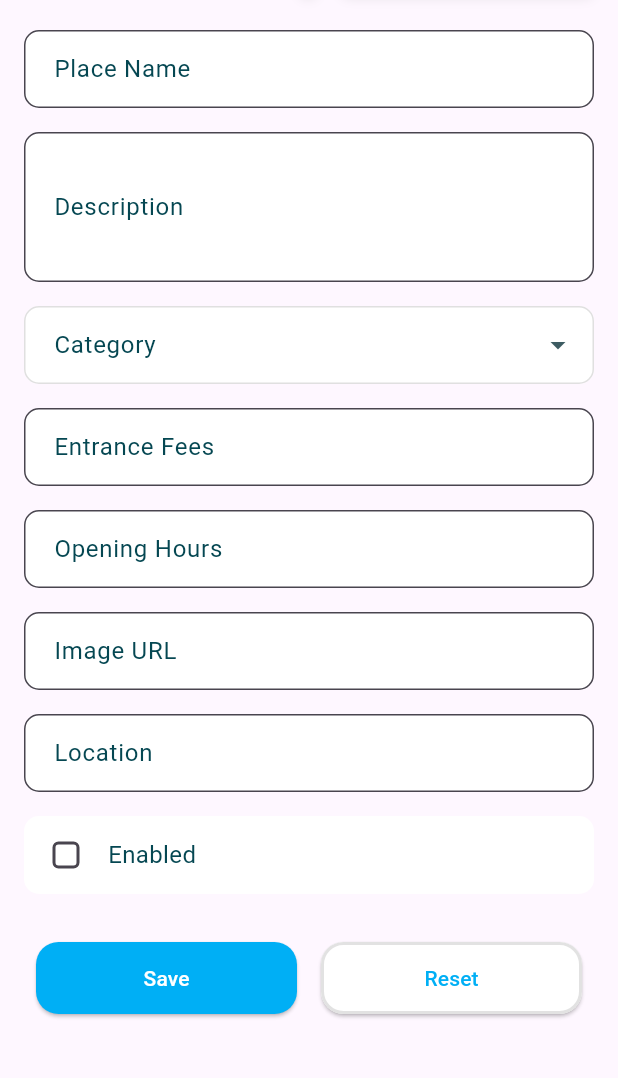
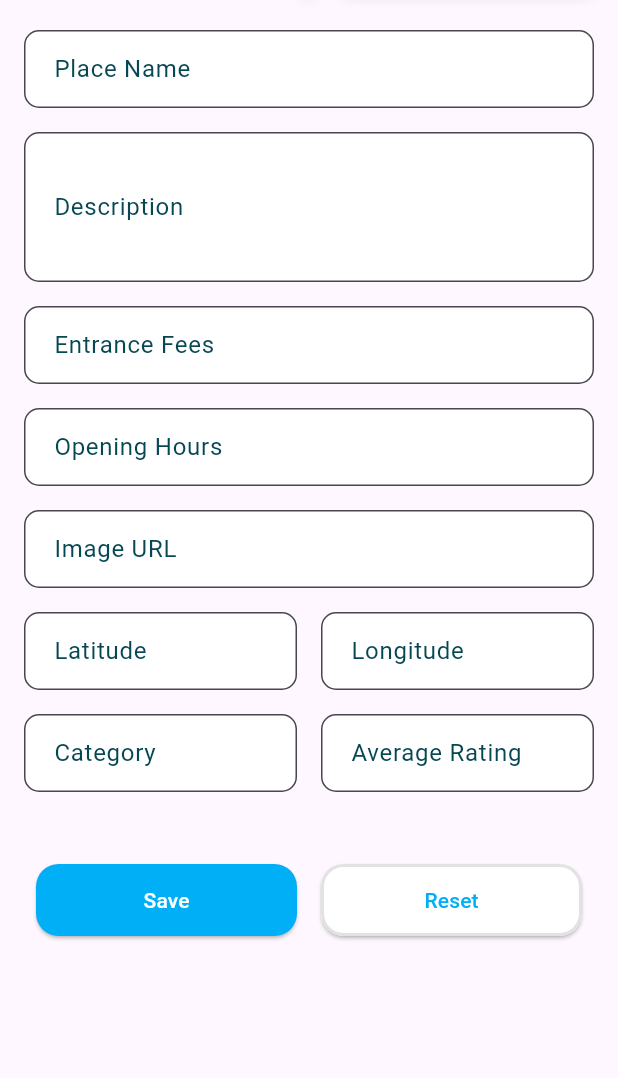
Before and after one commit to kakkannika/Capstone-Project, a Flutter app: the DestinationScreen screen opened directly, after a tap on "Save", on a phone screen of 412 x 824 dp, the part 114-1192 px from its top. Run offline on Flutter 3.47's test engine with Material 3 defaults, Android fonts, the phone set to English and light mode, and no system bars; our stand-ins replace cloud_firestore, file_picker, firebase_auth, firebase_core, fluttertoast, google_sign_in and 2 more; missing offline and left inert: flutter_facebook_auth; accounts and stored records are empty; project files that could hold a hidden picture were left out.

Commit message:
Add_places

```diff
--- a/lib/models/place/place.dart
+++ b/lib/models/place/place.dart
@@ -1,14 +1,13 @@
 // Place Model
 import 'package:cloud_firestore/cloud_firestore.dart';
-import 'package:tourism_app/models/place/place_category.dart';
 
 class Place {
   final String id;
   final String name;
   final String description;
   final GeoPoint location;
-  final List<String> imageURL;
-  final PlaceCategory category;
+  final String imageURL;
+  final String category;
   final double? averageRating;
   final double? entranceFees;
   final String? openingHours;
@@ -32,8 +31,8 @@ class Place {
       name: data['name'],
       description: data['description'],
       location: data['location'],
-      imageURL: List<String>.from(data['imageURL']),
-      category: PlaceCategory.values[data['category']],
+      imageURL: data['imageURL'],
+      category: data['category'],
       entranceFees: data['entranceFees']?.toDouble(),
       openingHours: data['openingHours'],
       averageRating: data['averageRating']?.toDouble(),
@@ -46,7 +45,7 @@ class Place {
       'description': description,
       'location': location,
       'imageUrls': imageURL,
-      'category': category.index,
+      'category': category,
       'entranceFee': entranceFees,
       'openingHours': openingHours,
       'averageRating': averageRating,
--- a/lib/presentation/screens/dashboard/Screens/destination_screen.dart
+++ b/lib/presentation/screens/dashboard/Screens/destination_screen.dart
@@ -5,6 +5,7 @@ import 'package:tourism_app/models/place/place_category.dart';
 import 'package:tourism_app/presentation/screens/dashboard/Screens/main_screen.dart';
 import 'package:tourism_app/presentation/screens/dashboard/widgets/header.dart';
 import 'package:tourism_app/presentation/widgets/dertam_button.dart';
+import 'package:tourism_app/providers/placecrud.dart';
 import 'package:tourism_app/theme/theme.dart';
 
 class DestinationScreen extends StatefulWidget {
@@ -17,14 +18,77 @@ class DestinationScreen extends StatefulWidget {
 
 class _DestinationScreenState extends State<DestinationScreen> {
   final _formKey = GlobalKey<FormState>();
-  final TextEditingController nameController = TextEditingController();
-  final TextEditingController descriptionController = TextEditingController();
-  final TextEditingController entranceFeesController = TextEditingController();
-  final TextEditingController openingHoursController = TextEditingController();
-  final TextEditingController imageUrlController = TextEditingController();
-  final TextEditingController locationController = TextEditingController();
+  final PlaceCrudService _placeCrudService = PlaceCrudService();
+
+  // Text controllers
+  final _nameController = TextEditingController();
+  final _descriptionController = TextEditingController();
+  final _imageURLController = TextEditingController();
+  final _categoryController = TextEditingController();
+  final _ratingController = TextEditingController();
+  final _feesController = TextEditingController();
+  final _hoursController = TextEditingController();
+  final _latitudeController = TextEditingController();
+  final _longitudeController = TextEditingController();
   PlaceCategory? selectedCategory;
-  bool isEnabled = false;
+
+  bool _isLoading = false;
+  String? _createdPlaceId;
+
+  @override
+  void dispose() {
+    _nameController.dispose();
+    _descriptionController.dispose();
+    _imageURLController.dispose();
+    _categoryController.dispose();
+    _ratingController.dispose();
+    _feesController.dispose();
+    _hoursController.dispose();
+    _latitudeController.dispose();
+    _longitudeController.dispose();
+    super.dispose();
+  }
+
+  Future<void> _addPlace() async {
+    if (_formKey.currentState!.validate()) {
+      setState(() {
+        _isLoading = true;
+        _createdPlaceId = null;
+      });
+
+      try {
+        // Create Place object
+        final newPlace = Place(
+          id: '', // Empty ID since Firestore will generate one
+          name: _nameController.text,
+          description: _descriptionController.text,
+          location: GeoPoint(
+            double.parse(_latitudeController.text),
+            double.parse(_longitudeController.text),
+          ),
+          imageURL: _imageURLController.text,
+          category: _categoryController.text,
+          averageRating: double.parse(_ratingController.text),
+          entranceFees: double.parse(_feesController.text),
+          openingHours: _hoursController.text,
+        );
+
+        // Add place to Firestore
+        final placeId = await _placeCrudService.addPlace(newPlace);
+
+        setState(() {
+          _isLoading = false;
+          if (placeId != null) {
+            _createdPlaceId = placeId;
+          }
+        });
+      } catch (e) {
+        setState(() {
+          _isLoading = false;
+        });
+      }
+    }
+  }
 
   @override
   Widget build(BuildContext context) {
@@ -42,64 +106,50 @@ class _DestinationScreenState extends State<DestinationScreen> {
               Form(
                 key: _formKey,
                 child: Column(
+                  crossAxisAlignment: CrossAxisAlignment.start,
                   children: [
                     InputTextField(
-                        label: 'Place Name', controller: nameController),
+                        label: 'Place Name', controller: _nameController),
                     InputTextField(
                         label: 'Description',
-                        controller: descriptionController,
+                        controller: _descriptionController,
                         maxLines: 3),
-                    DropDownMenu(
-                      label: 'Category',
-                      items: PlaceCategory.values,
-                      onChanged: (value) =>
-                          setState(() => selectedCategory = value),
-                      value: selectedCategory,
+                    InputTextField(
+                        label: 'Entrance Fees', controller: _feesController),
+                    InputTextField(
+                        label: 'Opening Hours', controller: _hoursController),
+                    InputTextField(
+                        label: 'Image URL', controller: _imageURLController),
+                    Row(
+                      children: [
+                        Expanded(
+                          child: InputTextField(
+                              label: 'Latitude',
+                              controller: _latitudeController),
+                        ),
+                        SizedBox(width: DertamSpacings.m),
+                        Expanded(
+                          child: InputTextField(
+                              label: 'Longitude',
+                              controller: _longitudeController),
+                        ),
+                      ],
                     ),
-                    InputTextField(
-                        label: 'Entrance Fees',
-                        controller: entranceFeesController),
-                    InputTextField(
-                        label: 'Opening Hours',
-                        controller: openingHoursController),
-                    InputTextField(
-                        label: 'Image URL', controller: imageUrlController),
-                    InputTextField(
-                        label: 'Location', controller: locationController),
-                    Padding(
-                      padding: EdgeInsets.symmetric(vertical: 8),
-                      child: Container(
-                        padding:
-                            EdgeInsets.symmetric(horizontal: 16, vertical: 14),
-                        decoration: BoxDecoration(
-                          color: DertamColors.white,
-                          borderRadius: BorderRadius.circular(10),
+                    Row(
+                      children: [
+                        Expanded(
+                            child: InputTextField(
+                                label: 'Category',
+                                controller: _categoryController)),
+                        SizedBox(width: DertamSpacings.m),
+                        Expanded(
+                          child: InputTextField(
+                              label: 'Average Rating',
+                              controller: _ratingController),
                         ),
-                        child: Row(
-                          children: [
-                            SizedBox(
-                              height: 24,
-                              width: 24,
-                              child: Checkbox(
-                                value: isEnabled,
-                                activeColor: DertamColors.primary,
-                                shape: RoundedRectangleBorder(
-                                  borderRadius: BorderRadius.circular(4),
-                                ),
-                                onChanged: (value) =>
-                                    setState(() => isEnabled = value ?? false),
-                              ),
-                            ),
-                            SizedBox(width: 16),
-                            Text(
-                              'Enabled',
-                              style: DertamTextStyles.body
-                                  .copyWith(color: DertamColors.textNormal),
-                            ),
-                          ],
-                        ),
-                      ),
+                      ],
                     ),
+                    SizedBox(height: DertamSpacings.m),
                     Padding(
                       padding: EdgeInsets.symmetric(vertical: 24),
                       child: Row(
@@ -141,33 +191,35 @@ class _DestinationScreenState extends State<DestinationScreen> {
     );
   }
 
-  void _savePlace() {
+  void _savePlace() async {
     if (_formKey.currentState!.validate()) {
       final newPlace = Place(
         id: '',
-        name: nameController.text,
-        description: descriptionController.text,
+        name: _nameController.text,
+        description: _descriptionController.text,
         location: GeoPoint(0, 0),
-        imageURL: [imageUrlController.text],
-        category: selectedCategory ?? PlaceCategory.historical_place,
-        entranceFees: double.tryParse(entranceFeesController.text),
-        openingHours: openingHoursController.text,
+        imageURL: _imageURLController.text,
+        category: _categoryController.text,
+        entranceFees: double.tryParse(_feesController.text),
+        openingHours: _hoursController.text,
         averageRating: 0.0,
       );
-      // Save to Firestore or handle accordingly
+      await _placeCrudService.addPlace(newPlace);
     }
   }
 
   void _resetForm() {
-    nameController.clear();
-    descriptionController.clear();
-    entranceFeesController.clear();
-    openingHoursController.clear();
-    imageUrlController.clear();
-    locationController.clear();
+    _nameController.clear();
+    _descriptionController.clear();
+    _feesController.clear();
+    _hoursController.clear();
+    _imageURLController.clear();
+    _categoryController.clear();
+    _ratingController.clear();
+    _latitudeController.clear();
+    _longitudeController.clear();
     setState(() {
       selectedCategory = null;
-      isEnabled = false;
     });
   }
 }
@@ -200,111 +252,95 @@ class InputTextField extends StatelessWidget {
             borderRadius: BorderRadius.circular(10),
           ),
           contentPadding: EdgeInsets.symmetric(horizontal: 16, vertical: 14),
+          focusedBorder: OutlineInputBorder(
+            borderRadius: BorderRadius.circular(10),
+            borderSide: BorderSide(color: DertamColors.primary, width: 2),
+          ),
         ),
       ),
     );
   }
 }
 
-class DropDownMenu extends StatelessWidget {
-  final String label;
-  final List<PlaceCategory> items;
-  final void Function(PlaceCategory?) onChanged;
-  final PlaceCategory? value;
+// class DropDownMenu extends StatelessWidget {
+//   final String label;
+//   final List<PlaceCategory> items;
+//   final void Function(PlaceCategory?) onChanged;
+//   final PlaceCategory? value;
 
-  const DropDownMenu({
-    super.key,
-    required this.label,
-    required this.items,
-    required this.onChanged,
-    this.value,
-  });
+//   const DropDownMenu({
+//     super.key,
+//     required this.label,
+//     required this.items,
+//     required this.onChanged,
+//     this.value,
+//   });
 
-  @override
-  Widget build(BuildContext context) {
-    return Padding(
-      padding: EdgeInsets.symmetric(vertical: 8),
-      child: DropdownButtonFormField<PlaceCategory>(
-        value: value,
-        decoration: InputDecoration(
-          labelText: label,
-          labelStyle: DertamTextStyles.body.copyWith(
-            color: DertamColors.textNormal,
-          ),
-          filled: true,
-          fillColor: DertamColors.white,
-          border: OutlineInputBorder(
-            borderRadius: BorderRadius.circular(10),
-            borderSide: BorderSide(color: Colors.grey.shade300),
-          ),
-          enabledBorder: OutlineInputBorder(
-            borderRadius: BorderRadius.circular(10),
-            borderSide: BorderSide(color: Colors.grey.shade300),
-          ),
-          focusedBorder: OutlineInputBorder(
-            borderRadius: BorderRadius.circular(10),
-            borderSide: BorderSide(color: DertamColors.primary, width: 2),
-          ),
-          contentPadding: EdgeInsets.symmetric(horizontal: 16, vertical: 14),
-        ),
-        dropdownColor: Colors.white,
-        icon: Icon(Icons.arrow_drop_down, color: DertamColors.iconNormal),
-        isExpanded: true,
-        style: DertamTextStyles.body.copyWith(
-          color: DertamColors.textNormal,
-        ),
+//   @override
+//   Widget build(BuildContext context) {
+//     return Padding(
+//       padding: EdgeInsets.symmetric(vertical: 8),
+//       child: SizedBox(
+//         width: 300, // Adjust width as needed
+//         child: DropdownButtonFormField<PlaceCategory>(
+//           value: value,
+//           decoration: InputDecoration(
+//             labelText: label,
+//             labelStyle: DertamTextStyles.body.copyWith(
+//               color: DertamColors.textNormal,
+//             ),
+//             filled: true,
+//             fillColor: DertamColors.white,
+//             border: OutlineInputBorder(
+//               borderRadius: BorderRadius.circular(10),
+//             ),
+//             enabledBorder: OutlineInputBorder(
+//               borderRadius: BorderRadius.circular(10),
+//             ),
+//             focusedBorder: OutlineInputBorder(
+//               borderRadius: BorderRadius.circular(10),
+//               borderSide: BorderSide(color: DertamColors.primary, width: 2),
+//             ),
+//             contentPadding: EdgeInsets.symmetric(horizontal: 16, vertical: 14),
+//           ),
+//           dropdownColor: Colors.white,
+//           style: DertamTextStyles.body.copyWith(
+//             color: DertamColors.textNormal,
+//           ),
+//           items: items.map((PlaceCategory category) {
+//             return DropdownMenuItem<PlaceCategory>(
+//               value: category,
+//               child: Text(
+//                 _formatCategoryName(category.name),
+//                 style: DertamTextStyles.body.copyWith(
+//                   color: DertamColors.textNormal,
+//                 ),
+//               ),
+//             );
+//           }).toList(),
+//           selectedItemBuilder: (BuildContext context) {
+//             return items.map<Widget>((PlaceCategory category) {
+//               return Text(
+//                 _formatCategoryName(category.name),
+//                 style: DertamTextStyles.body.copyWith(
+//                   color: DertamColors.textNormal,
+//                   fontWeight: FontWeight.w500,
+//                 ),
+//               );
+//             }).toList();
+//           },
+//           onChanged: onChanged,
+//           menuMaxHeight: 300,
+//         ),
+//       ),
+//     );
+//   }
 
-        // Customize dropdown items
-        items: items.map((PlaceCategory category) {
-          return DropdownMenuItem<PlaceCategory>(
-            value: category,
-            child: Container(
-              padding: EdgeInsets.symmetric(vertical: 8),
-              child: Row(
-                children: [
-                  SizedBox(width: 12),
-                  Expanded(
-                    child: Text(
-                      _formatCategoryName(category.name),
-                      style: DertamTextStyles.body.copyWith(
-                        color: DertamColors.textNormal,
-                      ),
-                    ),
-                  ),
-                ],
-              ),
-            ),
-          );
-        }).toList(),
-
-        selectedItemBuilder: (BuildContext context) {
-          return items.map<Widget>((PlaceCategory category) {
-            return Row(
-              children: [
-                SizedBox(width: 12),
-                Text(
-                  _formatCategoryName(category.name),
-                  style: DertamTextStyles.body.copyWith(
-                    color: DertamColors.textNormal,
-                    fontWeight: FontWeight.w500,
-                  ),
-                ),
-              ],
-            );
-          }).toList();
-        },
-
-        onChanged: onChanged,
-        menuMaxHeight: 300,
-      ),
-    );
-  }
-
-  String _formatCategoryName(String name) {
-    return name
-        .split('_')
-        .map((word) =>
-            word.isEmpty ? '' : '${word[0].toUpperCase()}${word.substring(1)}')
-        .join(' ');
-  }
-}
+//   String _formatCategoryName(String name) {
+//     return name
+//         .split('_')
+//         .map((word) =>
+//             word.isEmpty ? '' : '${word[0].toUpperCase()}${word.substring(1)}')
+//         .join(' ');
+//   }
+// }
--- /dev/null
+++ b/lib/providers/placecrud.dart
@@ -0,0 +1,101 @@
+// ignore_for_file: avoid_print
+
+import 'package:cloud_firestore/cloud_firestore.dart';
+import 'package:flutter/material.dart';
+import 'package:tourism_app/models/place/place.dart';
+
+class PlaceCrudService extends ChangeNotifier {
+  final FirebaseFirestore _firestore = FirebaseFirestore.instance;
+  final String collectionName = 'places';
+
+  set firestore(FirebaseFirestore firestore) {}
+
+  // Add a new place
+  // Function to add a new place
+  Future<String?> addPlace(Place place) async {
+    try {
+      final CollectionReference places = _firestore.collection(collectionName);
+      DocumentReference docRef = await places.add({
+        'name': place.name,
+        'description': place.description,
+        'location': GeoPoint(place.location.latitude, place.location.longitude),
+        'imageURL': place.imageURL,
+        'category': place.category,
+        'averageRating': place.averageRating,
+        'entranceFees': place.entranceFees,
+        'openingHours': place.openingHours,
+      });
+      notifyListeners(); // Notify listeners after adding a place
+      return docRef.id;
+    } catch (e) {
+      debugPrint('Error adding place: $e');
+      return null;
+    }
+  }
+
+  // Update an existing place
+  Future<bool> updatePlace(Place place) async {
+    try {
+      await _firestore.collection(collectionName).doc(place.id).update({
+        'name': place.name,
+        'description': place.description,
+        'location': place.location,
+        'imageURL': place.imageURL,
+        'category': place.category,
+        'averageRating': place.averageRating,
+        'entranceFees': place.entranceFees,
+        'openingHours': place.openingHours,
+      });
+
+      notifyListeners();
+      return true;
+    } catch (e) {
+      print('Error updating place: $e');
+      return false;
+    }
+  }
+
+  // Delete a place
+  Future<bool> deletePlace(String placeId) async {
+    try {
+      await _firestore.collection(collectionName).doc(placeId).delete();
+
+      notifyListeners();
+      return true;
+    } catch (e) {
+      print('Error deleting place: $e');
+      return false;
+    }
+  }
+
+  // Search places by name
+  Future<List<Place>> searchPlacesByName(String query) async {
+    try {
+      // Firestore doesn't support direct LIKE queries, so we use range queries
+      // This searches for places where name starts with the query
+      QuerySnapshot snapshot = await _firestore
+          .collection(collectionName)
+          .where('name', isGreaterThanOrEqualTo: query)
+          .where('name', isLessThanOrEqualTo: '$query\uf8ff')
+          .get();
+
+      return snapshot.docs.map((doc) {
+        final data = doc.data() as Map<String, dynamic>;
+        return Place(
+          id: doc.id,
+          name: data['name'] ?? '',
+          description: data['description'] ?? '',
+          location: data['location'] as GeoPoint,
+          imageURL: data['imageURL'] ?? '',
+          category: data['category'] ?? '',
+          averageRating: (data['averageRating'] ?? 0.0).toDouble(),
+          entranceFees: (data['entranceFees'] ?? 0.0).toDouble(),
+          openingHours: data['openingHours'] ?? '',
+        );
+      }).toList();
+    } catch (e) {
+      print('Error searching places: $e');
+      return [];
+    }
+  }
+}
```
Also changed, not shown: lib/models/place/place_category.dart (+8 -1 lines), lib/presentation/screens/dashboard/Screens/dashboard_screen.dart (+50 -19 lines), lib/presentation/screens/dashboard/main.dart (+19 -6 lines), firebase.json, lib/firebase_options.dart.
